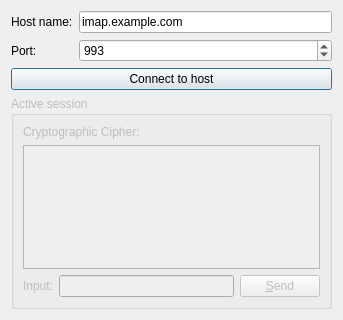
Above: examples/network/securesocketclient/sslclient.ui from dmgerman/qtbase-token before the change. Below: the same form after it.
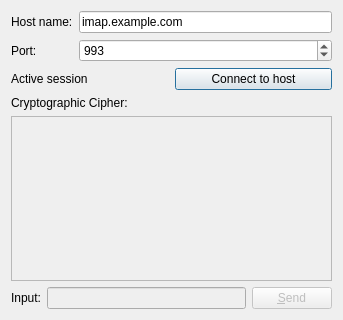
That is the form after the change.

What changed in the file:
```diff
--- a/examples/network/securesocketclient/sslclient.ui
+++ b/examples/network/securesocketclient/sslclient.ui
@@ -12,12 +12,12 @@
   <property name="windowTitle" >
    <string>Secure Socket Client</string>
   </property>
-  <layout class="QVBoxLayout" >
-   <item>
-    <layout class="QGridLayout" >
-     <item row="0" column="0" >
-      <widget class="QLabel" name="hostNameLabel" >
-       <property name="text" >
+  <layout class="QGridLayout" name="gridLayout">
+   <item row="0" column="0" colspan="2">
+    <layout class="QGridLayout">
+     <item row="0" column="0">
+      <widget class="QLabel" name="hostNameLabel">
+       <property name="text">
         <string>Host name:</string>
        </property>
       </widget>
@@ -51,52 +51,56 @@
      </item>
     </layout>
    </item>
-   <item>
-    <widget class="QPushButton" name="connectButton" >
-     <property name="enabled" >
-      <bool>true</bool>
-     </property>
-     <property name="text" >
-      <string>Connect to host</string>
-     </property>
-     <property name="default" >
-      <bool>true</bool>
-     </property>
-    </widget>
-   </item>
-   <item>
-    <widget class="QGroupBox" name="sessionBox" >
-     <property name="enabled" >
-      <bool>false</bool>
-     </property>
-     <property name="title" >
+   <item row="1" column="0">
+    <widget class="QLabel" name="label">
+     <property name="text">
       <string>Active session</string>
      </property>
-     <layout class="QVBoxLayout" >
+    </widget>
+   </item>
+   <item row="1" column="1">
+    <widget class="QPushButton" name="connectButton">
+     <property name="enabled">
+      <bool>true</bool>
+     </property>
+     <property name="text">
+      <string>Connect to host</string>
+     </property>
+     <property name="default">
+      <bool>true</bool>
+     </property>
+    </widget>
+   </item>
+   <item row="2" column="0" colspan="2">
+    <layout class="QHBoxLayout">
       <item>
-       <layout class="QHBoxLayout" >
-        <item>
-         <widget class="QLabel" name="cipherText" >
-          <property name="text" >
+      <widget class="QLabel" name="cipherText">
+       <property name="text">
            <string>Cryptographic Cipher:</string>
           </property>
+       <property name="wordWrap">
+        <bool>true</bool>
+       </property>
          </widget>
         </item>
         <item>
-         <widget class="QLabel" name="cipherLabel" >
-          <property name="text" >
-           <string>&lt;none></string>
-          </property>
-          <property name="alignment" >
+      <widget class="QLabel" name="cipherLabel">
+       <property name="text">
+        <string>&lt;none&gt;</string>
+       </property>
+       <property name="alignment">
            <set>Qt::AlignRight|Qt::AlignTrailing|Qt::AlignVCenter</set>
           </property>
+       <property name="wordWrap">
+        <bool>true</bool>
+       </property>
          </widget>
         </item>
        </layout>
       </item>
-      <item>
-       <widget class="QTextEdit" name="sessionOutput" >
-        <property name="enabled" >
+   <item row="3" column="0" colspan="2">
+    <widget class="QTextEdit" name="sessionOutput">
+     <property name="enabled">
          <bool>false</bool>
         </property>
         <property name="focusPolicy" >
@@ -105,33 +109,34 @@
         <property name="readOnly" >
          <bool>true</bool>
         </property>
-        <property name="html" >
-         <string>&lt;html>&lt;head>&lt;meta name="qrichtext" content="1" />&lt;style type="text/css">
+     <property name="html">
+      <string>&lt;!DOCTYPE HTML PUBLIC &quot;-//W3C//DTD HTML 4.0//EN&quot; &quot;http://www.w3.org/TR/REC-html40/strict.dtd&quot;&gt;
+&lt;html&gt;&lt;head&gt;&lt;meta name=&quot;qrichtext&quot; content=&quot;1&quot; /&gt;&lt;style type=&quot;text/css&quot;&gt;
 p, li { white-space: pre-wrap; }
-&lt;/style>&lt;/head>&lt;body style=" font-family:'Sans Serif'; font-size:9pt; font-weight:400; font-style:normal;">
-&lt;p style="-qt-paragraph-type:empty; margin-top:0px; margin-bottom:0px; margin-left:0px; margin-right:0px; -qt-block-indent:0; text-indent:0px;">&lt;/p>&lt;/body>&lt;/html></string>
+&lt;/style&gt;&lt;/head&gt;&lt;body style=&quot; font-family:'MS Shell Dlg 2'; font-size:8.25pt; font-weight:400; font-style:normal;&quot;&gt;
+&lt;p style=&quot;-qt-paragraph-type:empty; margin-top:0px; margin-bottom:0px; margin-left:0px; margin-right:0px; -qt-block-indent:0; text-indent:0px; font-family:'Sans Serif'; font-size:9pt;&quot;&gt;&lt;/p&gt;&lt;/body&gt;&lt;/html&gt;</string>
         </property>
        </widget>
       </item>
+   <item row="4" column="0" colspan="2">
+    <layout class="QHBoxLayout">
       <item>
-       <layout class="QHBoxLayout" >
-        <item>
-         <widget class="QLabel" name="sessionInputLabel" >
-          <property name="text" >
+      <widget class="QLabel" name="sessionInputLabel">
+       <property name="text">
            <string>Input:</string>
           </property>
          </widget>
         </item>
         <item>
-         <widget class="QLineEdit" name="sessionInput" >
-          <property name="enabled" >
+      <widget class="QLineEdit" name="sessionInput">
+       <property name="enabled">
            <bool>false</bool>
           </property>
          </widget>
         </item>
         <item>
-         <widget class="QPushButton" name="sendButton" >
-          <property name="enabled" >
+      <widget class="QPushButton" name="sendButton">
+       <property name="enabled">
            <bool>false</bool>
           </property>
           <property name="focusPolicy" >
@@ -146,9 +151,6 @@
          </widget>
         </item>
        </layout>
-      </item>
-     </layout>
-    </widget>
    </item>
   </layout>
  </widget>
```
Left out of the diff: 53 changed lines with no effect on the pictures. Lines whose indentation alone changed are shown as unchanged.
